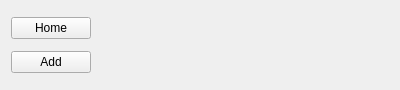
First picture: the form in devicebrowser.ui, repository analogdevicesinc/scopy, before the edit.
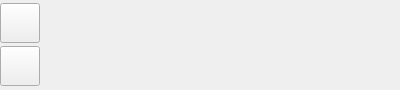
Second picture: the form after the edit. Icons and pictures are not drawn.

What changed in the file:
```diff
--- a/devicebrowser.ui
+++ b/devicebrowser.ui
@@ -10,16 +10,57 @@
     <height>90</height>
    </rect>
   </property>
+  <property name="sizePolicy">
+   <sizepolicy hsizetype="Maximum" vsizetype="Maximum">
+    <horstretch>0</horstretch>
+    <verstretch>0</verstretch>
+   </sizepolicy>
+  </property>
   <property name="windowTitle">
    <string>Form</string>
   </property>
   <layout class="QHBoxLayout" name="horizontalLayout">
+   <property name="spacing">
+    <number>0</number>
+   </property>
+   <property name="leftMargin">
+    <number>0</number>
+   </property>
+   <property name="topMargin">
+    <number>0</number>
+   </property>
+   <property name="rightMargin">
+    <number>0</number>
+   </property>
+   <property name="bottomMargin">
+    <number>0</number>
+   </property>
    <item>
     <layout class="QVBoxLayout" name="verticalLayout">
      <item>
       <widget class="QPushButton" name="btnHome">
+       <property name="maximumSize">
+        <size>
+         <width>40</width>
+         <height>40</height>
+        </size>
+       </property>
+       <property name="styleSheet">
+        <string notr="true">QPushButton {height: 40px;width: 40px;border-width: 0px;}</string>
+       </property>
        <property name="text">
-        <string>Home</string>
+        <string/>
+       </property>
+       <property name="icon">
+        <iconset>
+         <normalon>:/icons/launcher_home.svg</normalon>
+        </iconset>
+       </property>
+       <property name="iconSize">
+        <size>
+         <width>40</width>
+         <height>40</height>
+        </size>
        </property>
        <property name="checkable">
         <bool>true</bool>
@@ -31,8 +72,28 @@
      </item>
      <item>
       <widget class="QPushButton" name="btnAdd">
+       <property name="maximumSize">
+        <size>
+         <width>40</width>
+         <height>40</height>
+        </size>
+       </property>
+       <property name="styleSheet">
+        <string notr="true">QPushButton {height: 40px;width: 40px;border-width: 0px;}</string>
+       </property>
        <property name="text">
-        <string>Add</string>
+        <string/>
+       </property>
+       <property name="icon">
+        <iconset>
+         <normalon>:/icons/launcher_add.svg</normalon>
+        </iconset>
+       </property>
+       <property name="iconSize">
+        <size>
+         <width>40</width>
+         <height>40</height>
+        </size>
        </property>
        <property name="checkable">
         <bool>true</bool>
```
Left out of the diff: 15 changed lines with no effect on the pictures.
